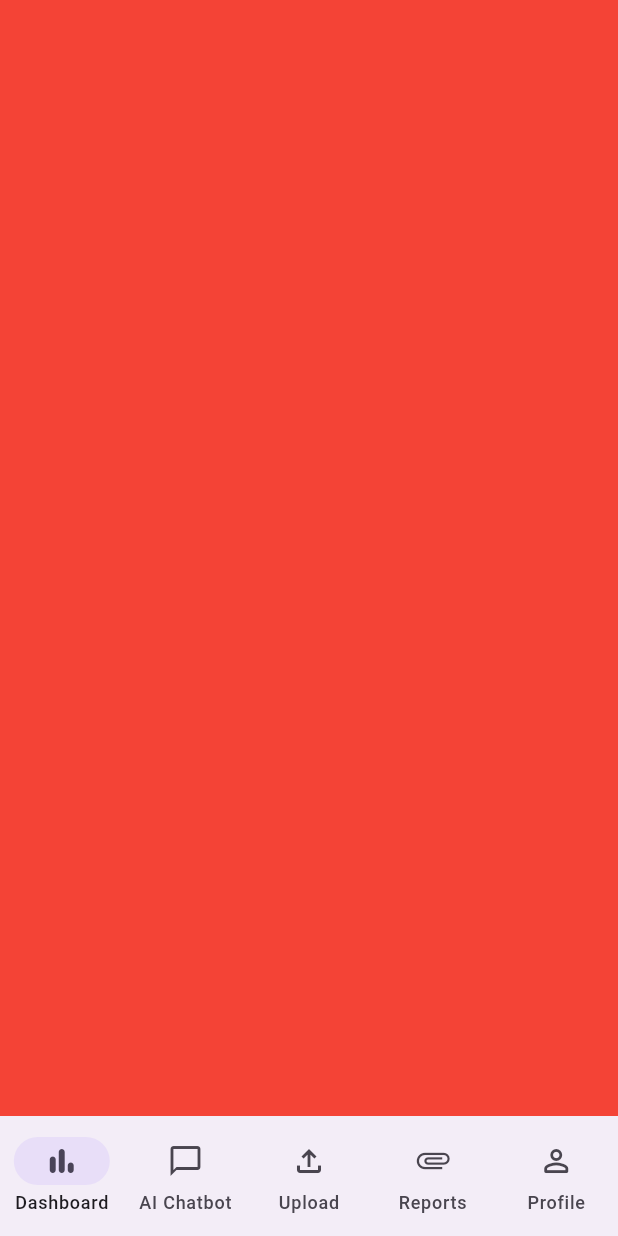
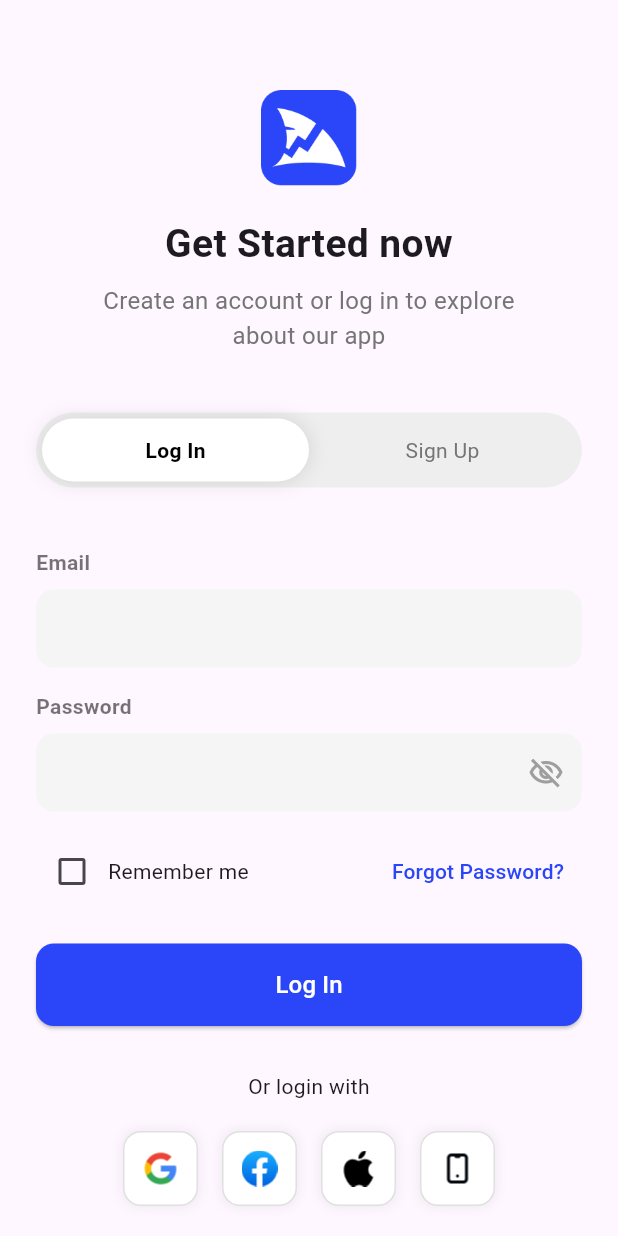
Before and after one commit to 51-Shenn/myfin, a Flutter app: the screen it shows after launch, on a phone screen of 412 x 824 dp. Run offline on Flutter 3.47's test engine with Material 3 defaults, Android fonts, the phone set to English and light mode, and no system bars; our stand-ins replace firebase_core, flutter_bloc, flutter_dotenv, flutter_markdown, google_generative_ai; accounts and stored records are empty.

Commit message:
feat: Add initial app setup, authentication screens, and reusable UI components.

```diff
--- /dev/null
+++ b/lib/components/auth_switcher.dart
@@ -0,0 +1,58 @@
+import 'package:flutter/material.dart';
+import 'package:myfin/navigation/app_routes.dart';
+
+class AuthSwitcher extends StatelessWidget {
+  final bool isLogin;
+
+  const AuthSwitcher({super.key, required this.isLogin});
+
+  @override
+  Widget build(BuildContext context) {
+    return Container(
+      height: 50,
+      padding: const EdgeInsets.all(4),
+      decoration: BoxDecoration(
+        color: Colors.grey[200],
+        borderRadius: BorderRadius.circular(25.0),
+      ),
+      child: Row(
+        children: [
+          _buildSwitcherItem(context, 'Log In', AppRoutes.signin, isLogin),
+          _buildSwitcherItem(context, 'Sign Up', AppRoutes.signup, !isLogin),
+        ],
+      ),
+    );
+  }
+
+  Widget _buildSwitcherItem(BuildContext context, String title, String routeName, bool isSelected) {
+    return Expanded(
+      child: GestureDetector(
+        // Navigate only if the item is not already selected
+        onTap: isSelected ? null : () => Navigator.pushReplacementNamed(context, routeName),
+        child: Container(
+          alignment: Alignment.center,
+          decoration: isSelected
+              ? BoxDecoration(
+                  color: Colors.white,
+                  borderRadius: BorderRadius.circular(25.0),
+                  boxShadow: [
+                    BoxShadow(
+                      color: Colors.black.withOpacity(0.1),
+                      spreadRadius: 1,
+                      blurRadius: 10,
+                    )
+                  ],
+                )
+              : null,
+          child: Text(
+            title,
+            style: TextStyle(
+              fontWeight: isSelected ? FontWeight.bold : FontWeight.normal,
+              color: isSelected ? Colors.black : Colors.grey[600],
+            ),
+          ),
+        ),
+      ),
+    );
+  }
+}
--- /dev/null
+++ b/lib/components/custom_text_field.dart
@@ -0,0 +1,100 @@
+import 'package:flutter/material.dart';
+
+class CustomTextField extends StatelessWidget {
+  final String labelText;
+  final bool isDateField;
+  final bool isPhoneField;
+  final TextEditingController? controller;
+  final VoidCallback? onSuffixIconTap;
+  final String? initialValue;
+
+  // --- CHANGE 1: Make obscureText nullable ---
+  final bool? obscureText;
+
+  const CustomTextField({
+    super.key,
+    required this.labelText,
+    this.isDateField = false,
+    this.isPhoneField = false,
+    this.controller,
+    this.onSuffixIconTap,
+    this.initialValue,
+    this.obscureText, // It no longer has a default value
+  });
+
+  @override
+  Widget build(BuildContext context) {
+    assert(initialValue == null || controller == null);
+
+    return Column(
+      crossAxisAlignment: CrossAxisAlignment.start,
+      children: [
+        Text(
+          labelText,
+          style: const TextStyle(color: Colors.black54, fontWeight: FontWeight.w600),
+        ),
+        const SizedBox(height: 8),
+        TextFormField(
+          controller: controller,
+          initialValue: initialValue,
+          // --- CHANGE 2: Handle the nullable value ---
+          // If obscureText is null, it's not a password field, so default to false.
+          obscureText: obscureText ?? false,
+          readOnly: isDateField,
+          onTap: isDateField ? onSuffixIconTap : null,
+          decoration: InputDecoration(
+            filled: true,
+            fillColor: Colors.grey[100],
+            border: OutlineInputBorder(
+              borderRadius: BorderRadius.circular(12),
+              borderSide: BorderSide.none,
+            ),
+            contentPadding: const EdgeInsets.symmetric(horizontal: 16, vertical: 14),
+            suffixIcon: _buildSuffixIcon(),
+            prefixIcon: isPhoneField ? _buildPhonePrefix() : null,
+          ),
+        ),
+      ],
+    );
+  }
+
+  Widget? _buildSuffixIcon() {
+    // --- CHANGE 3: The Logic is now correct ---
+    // This 'if' block will ONLY run for password fields where obscureText is passed.
+    if (obscureText != null) {
+      return IconButton(
+        icon: Icon(
+          // Use the non-null assertion '!' since we've checked it's not null.
+          obscureText! ? Icons.visibility_off_outlined : Icons.visibility_outlined,
+          color: Colors.grey,
+        ),
+        onPressed: onSuffixIconTap,
+      );
+    }
+    // This 'if' block will run for the date field and is now correctly separated.
+    if (isDateField) {
+      return IconButton(
+        icon: const Icon(Icons.calendar_today_outlined, color: Colors.grey),
+        onPressed: onSuffixIconTap,
+      );
+    }
+    return null; // No icon for other fields
+  }
+
+  // Helper to build the phone prefix (no changes here)
+  Widget _buildPhonePrefix() {
+    // ... code for this function is unchanged
+    return Row(
+      mainAxisSize: MainAxisSize.min,
+      children: [
+        const SizedBox(width: 10),
+        Image.asset('assets/flag.png', width: 24),
+        const SizedBox(width: 8),
+        const Icon(Icons.keyboard_arrow_down, color: Colors.grey),
+        const SizedBox(width: 8),
+        Container(height: 24, width: 1, color: Colors.grey[300]),
+        const SizedBox(width: 8),
+      ],
+    );
+  }
+}
--- /dev/null
+++ b/lib/components/social_login_button.dart
@@ -0,0 +1,26 @@
+import 'package:flutter/material.dart';
+
+class SocialLoginButton extends StatelessWidget {
+  final String iconPath;
+  const SocialLoginButton({super.key, required this.iconPath});
+
+  @override
+  Widget build(BuildContext context) {
+    return Container(
+      padding: const EdgeInsets.all(12),
+      decoration: BoxDecoration(
+        color: Colors.white,
+        borderRadius: BorderRadius.circular(12),
+        border: Border.all(color: Colors.grey[300]!),
+        boxShadow: [
+          BoxShadow(
+            color: Colors.black.withOpacity(0.05),
+            spreadRadius: 1,
+            blurRadius: 5,
+          )
+        ],
+      ),
+      child: Image.asset(iconPath, height: 24, width: 24),
+    );
+  }
+}
--- a/lib/main.dart
+++ b/lib/main.dart
@@ -2,7 +2,7 @@ import 'package:flutter/material.dart';
 import 'package:firebase_core/firebase_core.dart';
 import 'package:flutter_dotenv/flutter_dotenv.dart';
 import 'package:myfin/firebase_options.dart';
-import 'package:myfin/components/bottom_nav_bar.dart';
+import 'package:myfin/navigation/app_routes.dart';
 
 Future<void> main() async {
   WidgetsFlutterBinding.ensureInitialized();
@@ -24,7 +24,8 @@ class MainApp extends StatelessWidget {
     return MaterialApp(
       debugShowCheckedModeBanner: true,
       theme: ThemeData(useMaterial3: true),
-      home: const BottomNavBar(),
+      initialRoute: AppRoutes.signin, // <-- SET the initial route to the sign-in screen
+      routes: AppRoutes.routes,
     );
   }
 }
--- /dev/null
+++ b/lib/navigation/app_routes.dart
@@ -0,0 +1,22 @@
+// lib/navigation/app_routes.dart
+
+import 'package:flutter/material.dart';
+import 'package:myfin/screens/Authentication/signin_screen.dart';
+import 'package:myfin/screens/Authentication/signup_screen.dart';
+import 'package:myfin/components/bottom_nav_bar.dart';
+
+class AppRoutes {
+  // Route names
+  static const String signin = '/signin';
+  static const String signup = '/signup';
+  static const String home = '/home';
+
+  // Route generator
+  static Map<String, WidgetBuilder> get routes {
+    return {
+      signin: (context) => const SignInScreen(),
+      signup: (context) => const SignUpScreen(),
+      home: (context) => const BottomNavBar(),
+    };
+  }
+}
--- /dev/null
+++ b/lib/screens/Authentication/signin_screen.dart
@@ -0,0 +1,130 @@
+
+import 'package:flutter/material.dart';
+import 'package:myfin/components/auth_switcher.dart';
+import 'package:myfin/components/custom_text_field.dart';
+import 'package:myfin/components/social_login_button.dart';
+import 'package:myfin/navigation/app_routes.dart';
+
+class SignInScreen extends StatefulWidget {
+  const SignInScreen({super.key});
+
+  @override
+  State<SignInScreen> createState() => _SignInScreenState();
+}
+
+class _SignInScreenState extends State<SignInScreen> {
+  // 1. State variable to track password visibility
+  bool _isPasswordObscured = true;
+
+  bool _rememberMe = false;
+
+  @override
+  Widget build(BuildContext context) {
+    return Scaffold(
+      body: SafeArea(
+        child: SingleChildScrollView(
+          padding: const EdgeInsets.symmetric(horizontal: 24.0),
+          child: Column(
+            crossAxisAlignment: CrossAxisAlignment.stretch,
+            children: [
+              // ... (header, logo, title - no changes)
+              const SizedBox(height: 60),
+              Image.asset('assets/logo.png', height: 64),
+              const SizedBox(height: 20),
+              const Text(
+                'Get Started now',
+                textAlign: TextAlign.center,
+                style: TextStyle(fontSize: 26, fontWeight: FontWeight.bold),
+              ),
+              const SizedBox(height: 8),
+              Text(
+                'Create an account or log in to explore\nabout our app',
+                textAlign: TextAlign.center,
+                style: TextStyle(fontSize: 16, color: Colors.grey[600]),
+              ),
+              const SizedBox(height: 40),
+              const AuthSwitcher(isLogin: true),
+              const SizedBox(height: 40),
+
+              // --- FORM ---
+              const CustomTextField(labelText: 'Email'),
+              const SizedBox(height: 16),
+
+              // 2. Updated Password Field
+              CustomTextField(
+                labelText: 'Password',
+                obscureText: _isPasswordObscured, // Use state variable
+                onSuffixIconTap: () {
+                  // 3. Toggle the state when icon is tapped
+                  setState(() {
+                    _isPasswordObscured = !_isPasswordObscured;
+                  });
+                },
+              ),
+
+              // ... (rest of the screen - no changes)
+              const SizedBox(height: 16),
+              Row(
+                mainAxisAlignment: MainAxisAlignment.spaceBetween,
+                children: [
+                  Row(
+                    children: [
+                      Checkbox(
+                        value: _rememberMe,
+                        onChanged: (bool? newValue) {
+                          setState(() {
+                            _rememberMe = newValue ?? false;
+                          });
+                        },
+                      ),
+                      const Text('Remember me'),
+                    ],
+                  ),
+                  TextButton(
+                    onPressed: () {},
+                    child: const Text(
+                      'Forgot Password?',
+                      style: TextStyle(color: Color(0xFF2B46F9)),
+                    ),
+                  ),
+                ],
+              ),
+              const SizedBox(height: 24),
+              ElevatedButton(
+                onPressed: () {
+                  // TODO: Firebase login logic here
+                  Navigator.pushReplacementNamed(context, AppRoutes.home);
+                },
+                style: ElevatedButton.styleFrom(
+                  backgroundColor: const Color(0xFF2B46F9),
+                  foregroundColor: Colors.white,
+                  padding: const EdgeInsets.symmetric(vertical: 16),
+                  shape: RoundedRectangleBorder(
+                    borderRadius: BorderRadius.circular(12),
+                  ),
+                ),
+                child: const Text('Log In', style: TextStyle(fontSize: 16)),
+              ),
+              const SizedBox(height: 30),
+              const Text('Or login with', textAlign: TextAlign.center),
+              const SizedBox(height: 20),
+              Row(
+                mainAxisAlignment: MainAxisAlignment.center,
+                children: [
+                  SocialLoginButton(iconPath: 'assets/google.png'),
+                  const SizedBox(width: 16),
+                  SocialLoginButton(iconPath: 'assets/facebook.png'),
+                  const SizedBox(width: 16),
+                  SocialLoginButton(iconPath: 'assets/apple.png'),
+                  const SizedBox(width: 16),
+                  SocialLoginButton(iconPath: 'assets/more.png'),
+                ],
+              ),
+              const SizedBox(height: 40),
+            ],
+          ),
+        ),
+      ),
+    );
+  }
+}
--- a/pubspec.yaml
+++ b/pubspec.yaml
@@ -26,3 +26,4 @@ flutter:
   uses-material-design: true
   assets:
     - .env
+    - assets/
```
Also changed, not shown: lib/screens/Authentication/signup_screen.dart (added, +122 -0 lines), assets/apple.png (added), assets/facebook.png (added), assets/flag.png (added), assets/google.png (added), assets/logo.png (added), assets/more.png (added), lib/screens/user_auth.dart (deleted).
